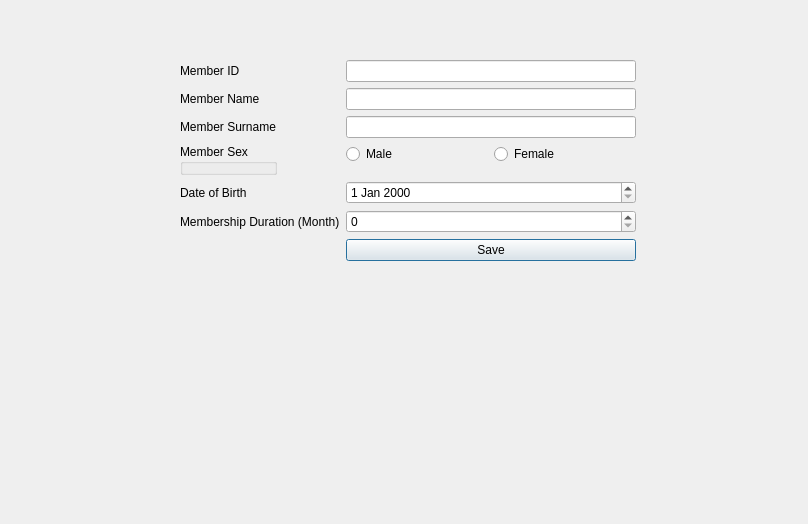
Above: addnewmember.ui from hakut/SCMS before the change. Below: the same form after it.
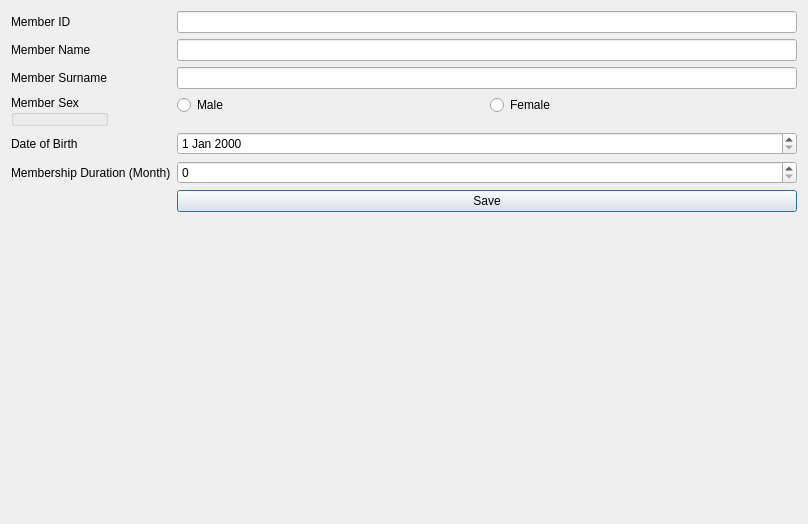
That is the form after the change.

Commit message: grid is done

Diff of the .ui file:
```diff
--- a/addnewmember.ui
+++ b/addnewmember.ui
@@ -13,15 +13,8 @@
   <property name="windowTitle">
    <string>Dialog</string>
   </property>
-  <widget class="QWidget" name="formLayoutWidget">
-   <property name="geometry">
-    <rect>
-     <x>180</x>
-     <y>60</y>
-     <width>456</width>
-     <height>306</height>
-    </rect>
-   </property>
+  <layout class="QGridLayout" name="gridLayout">
+   <item row="0" column="0">
    <layout class="QFormLayout" name="formLayout">
     <item row="0" column="0">
      <widget class="QLabel" name="memberIDLabel">
@@ -110,7 +103,8 @@
      </widget>
     </item>
    </layout>
-  </widget>
+   </item>
+  </layout>
  </widget>
  <resources/>
  <connections/>
```
Lines whose indentation alone changed are shown as unchanged. The commit also changes 3 other files.
